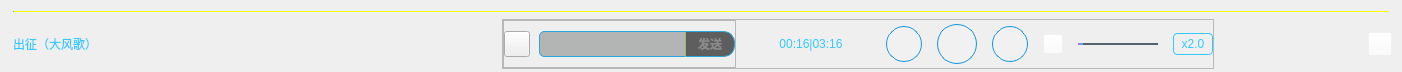
Before: the Qt Designer form VideoPlayer/videomodels/FloatPlayCtl.ui in huizhang556/pc-video-player, drawn with Qt 5.
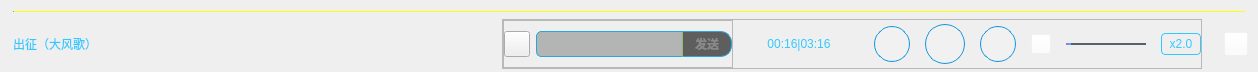
After: the same form once the commit is applied. Icons and pictures are not drawn.

```diff
--- a/VideoPlayer/videomodels/FloatPlayCtl.ui
+++ b/VideoPlayer/videomodels/FloatPlayCtl.ui
@@ -6,7 +6,7 @@
    <rect>
     <x>0</x>
     <y>0</y>
-    <width>1402</width>
+    <width>1258</width>
     <height>72</height>
    </rect>
   </property>
```
